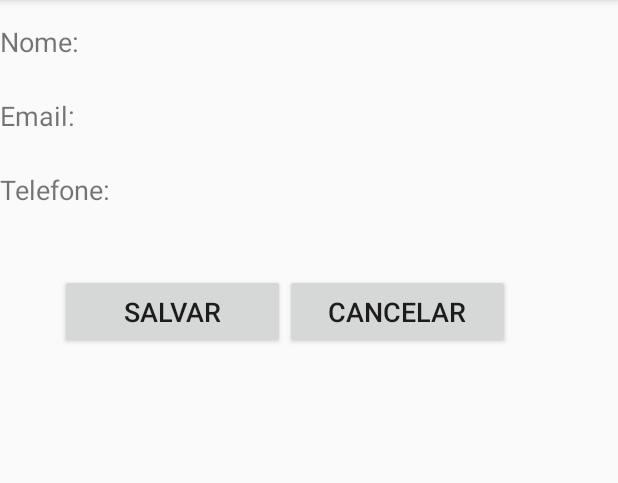
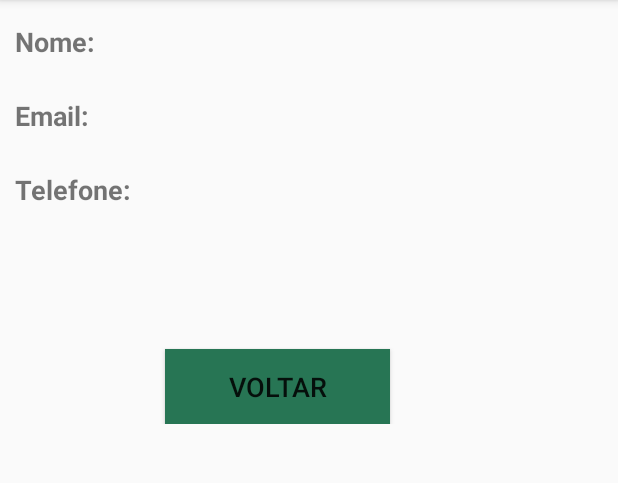
Before and after one commit to VictorvaOliveira/PersonalTech-1, an Android app: the Perfil screen opened directly, with no data from a screen before it, on a phone screen of 412 x 824 dp, the part 84-567 px from its top. Run offline under Robolectric (Android 15) with nearby library versions, the phone set to English and light mode, and no system bars; our stand-ins replace Firebase (no records; nobody signed in at launch, a user with empty details on screens opened directly); 1 statement that could not run was skipped.

```diff
--- a/app/src/main/java/br/edu/ifpe/tads/pt/personaltech/Perfil.java
+++ b/app/src/main/java/br/edu/ifpe/tads/pt/personaltech/Perfil.java
@@ -28,8 +28,8 @@ public class Perfil extends AppCompatActivity {
     String emailLogin;
 
     TextView nomePerfil;
-    EditText emailPerfil;
-    EditText telefonePerfil;
+    TextView emailPerfil;
+    TextView telefonePerfil;
 
     private List<Aluno> listAluno = new ArrayList<>();
     private ArrayAdapter<Aluno> arrayAdapteraluno;
@@ -86,8 +86,8 @@ public class Perfil extends AppCompatActivity {
 
     public void preencherEditText(String nome, String email, int telefone) {
         nomePerfil = (TextView) findViewById(R.id.nomePerfil);
-        emailPerfil = (EditText) findViewById(R.id.emailPerfil);
-        telefonePerfil = (EditText) findViewById(R.id.telefonePerfil);
+        emailPerfil = (TextView) findViewById(R.id.emailPerfil);
+        telefonePerfil = (TextView) findViewById(R.id.telefonePerfil);
 
         nomePerfil.setText(nome);
         emailPerfil.setText(email);
--- a/app/src/main/res/layout/activity_perfil.xml
+++ b/app/src/main/res/layout/activity_perfil.xml
@@ -19,11 +19,14 @@
             android:layout_width="wrap_content"
             android:layout_height="wrap_content"
             android:text="Nome:"
+            android:textStyle="bold"
+            android:layout_marginLeft="10dp"
             android:textSize="18sp" />
         <TextView
             android:id="@+id/nomePerfil"
             android:layout_width="match_parent"
             android:layout_height="wrap_content"
+            android:layout_marginLeft="10dp"
             android:textSize="18sp" />
     </LinearLayout>
     <!--
@@ -43,11 +46,14 @@
             android:layout_width="wrap_content"
             android:layout_height="wrap_content"
             android:text="Email:"
+            android:textStyle="bold"
+            android:layout_marginLeft="10dp"
             android:textSize="18sp" />
         <TextView
             android:id="@+id/emailPerfil"
             android:layout_width="match_parent"
             android:layout_height="wrap_content"
+            android:layout_marginLeft="10dp"
             android:textSize="18sp" />
     </LinearLayout>
     <!--
@@ -66,11 +72,14 @@
             android:layout_width="wrap_content"
             android:layout_height="wrap_content"
             android:text="Telefone:"
+            android:textStyle="bold"
+            android:layout_marginLeft="10dp"
             android:textSize="18sp" />
         <TextView
             android:id="@+id/telefonePerfil"
             android:layout_width="match_parent"
             android:layout_height="44dp"
+            android:layout_marginLeft="10dp"
             android:textSize="18sp" />
     </LinearLayout>
     <!--
@@ -83,21 +92,16 @@
         android:layout_width="match_parent"
         android:layout_height="wrap_content"
         android:orientation="horizontal">
+
         <Button
             android:layout_width="150dp"
             android:layout_height="50dp"
-            android:text="Salvar"
-            android:onClick="atualizarCampos"
-            android:textSize="18sp"
-            tools:layout_editor_absoluteX="16dp"
-            tools:layout_editor_absoluteY="141dp"
-            android:layout_marginLeft="40dp"/>
-        <Button
-            android:layout_width="150dp"
-            android:layout_height="50dp"
-            android:text="Cancelar"
+            android:text="Voltar"
+            android:background="@color/colorPrimary"
             android:onClick="mudarTelaPerfil"
             android:textSize="18sp"
+            android:layout_marginTop="50dp"
+            android:layout_marginLeft="110dp"
             tools:layout_editor_absoluteX="202dp"
             tools:layout_editor_absoluteY="141dp" />
     </LinearLayout>
```
